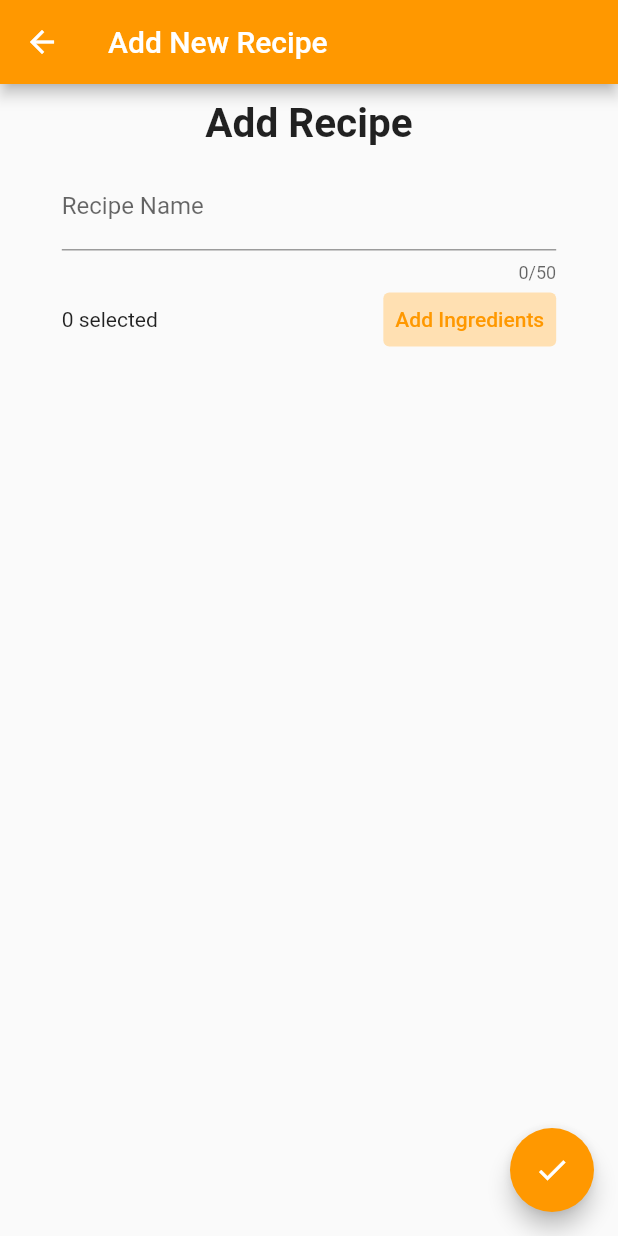
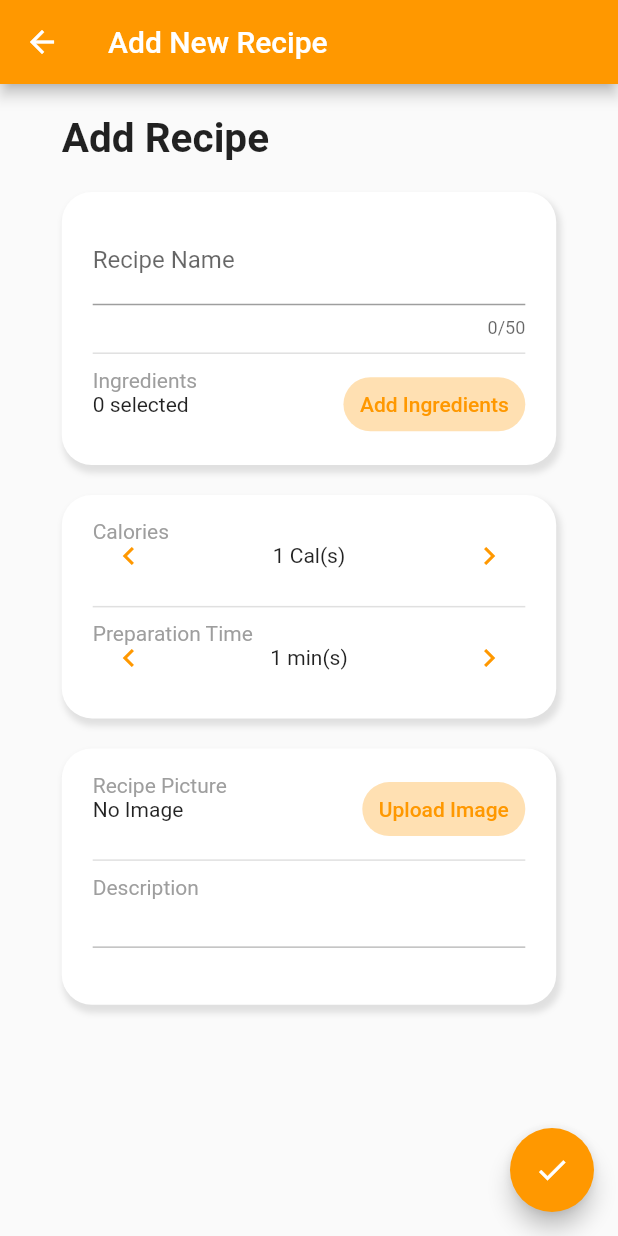
Before and after one commit to omareldamiry/QuickCook, a Flutter app: the AddRecipePage screen opened directly, on a phone screen of 412 x 824 dp. Run offline on Flutter 3.47's test engine with Material 2 defaults, Android fonts, the phone set to English and light mode, and no system bars; our stand-ins replace cloud_firestore, firebase_auth, firebase_core, flutter_rating_bar, flutter_svg, image_picker; accounts and stored records are empty.

Commit message:
add ingredients and add recipe page design revamp

```diff
--- a/quickcook/lib/screens/AddRecipeForm.dart
+++ b/quickcook/lib/screens/AddRecipeForm.dart
@@ -5,9 +5,16 @@ import 'package:quickcook/models/Recipe.dart';
 import 'package:provider/provider.dart';
 import 'package:quickcook/services/RecipeDA.dart';
 import 'package:quickcook/widgets/appbar.dart';
+import 'package:quickcook/widgets/double-widget-container.dart';
+import 'package:quickcook/widgets/image-upload-widget.dart';
 
 class AddRecipePage extends StatelessWidget {
   final TextEditingController recipeName = TextEditingController();
+  final TextEditingController recipeDesc = TextEditingController();
+  late final int calCount;
+  late final int prepTime;
+  final NumericValueInput calWidget = NumericValueInput(unit: "Cal(s)");
+  final NumericValueInput timeWidget = NumericValueInput(unit: "min(s)");
   final List<Ingredient> ingredientsList = [];
   final IngredientInput ingredientInput = IngredientInput(
     ingredients: [],
@@ -17,11 +24,16 @@ class AddRecipePage extends StatelessWidget {
   Widget build(BuildContext context) {
     return Scaffold(
       appBar: myAppBar(title: "Add New Recipe"),
-      body: Container(
-        margin: EdgeInsets.only(top: 10),
+      body: Form(
+        child: SingleChildScrollView(
+          physics: BouncingScrollPhysics(),
+          child: Container(
+            padding: EdgeInsets.symmetric(
+                vertical: 20,
+                horizontal: MediaQuery.of(context).size.width * 0.1),
             alignment: Alignment.center,
-        child: Form(
             child: Column(
+              crossAxisAlignment: CrossAxisAlignment.stretch,
               children: [
                 Text(
                   "Add Recipe",
@@ -29,27 +41,54 @@ class AddRecipePage extends StatelessWidget {
                     fontSize: 27,
                     fontWeight: FontWeight.bold,
                   ),
+                  textAlign: TextAlign.left,
                 ),
                 // Form items go here
                 //
+                SizedBox(
+                  height: 10,
+                ),
                 Container(
-                margin: EdgeInsets.only(top: 10, bottom: 20),
+                  margin: EdgeInsets.only(top: 10, bottom: 0),
                   width: MediaQuery.of(context).size.width * 0.8,
                   alignment: Alignment.center,
                   child: Column(
                     children: [
-                    TextFormField(
+                      DoubleWidgetContainer(
+                        widget1: TextFormField(
                           controller: recipeName,
                           maxLength: 50,
                           decoration: InputDecoration(
                             labelText: "Recipe Name",
                           ),
                         ),
-                    ingredientInput,
+                        widget2: ingredientInput,
+                        labels: ["", "Ingredients"],
+                      ),
+                      SizedBox(
+                        height: 20,
+                      ),
+                      DoubleWidgetContainer(
+                        widget1: calWidget,
+                        widget2: timeWidget,
+                        labels: ["Calories", "Preparation Time"],
+                      ),
+                      SizedBox(
+                        height: 20,
+                      ),
+                      DoubleWidgetContainer(
+                        widget1: ImageUploadWidget(),
+                        widget2: TextFormField(
+                          enabled: false,
+                          maxLength: 50,
+                        ),
+                        labels: ["Recipe Picture", "Description"],
+                      ),
                     ],
                   ),
                 ),
               ],
+            ),
           ),
         ),
       ),
@@ -62,8 +101,11 @@ class AddRecipePage extends StatelessWidget {
           Recipe newRecipe = Recipe(
             recipeName: recipeName.value.text,
             recipeIngredients: ingredientInput.ingredients,
+            recipeCal: calWidget.count,
+            recipePrepTime: timeWidget.count,
             recipeOwner: FirebaseAuth.instance.currentUser!.email!,
           );
+
           context.read<RecipeDA>().addRecipe(newRecipe);
           Navigator.pushReplacementNamed(context, '/myrecipes');
         },
@@ -100,16 +142,16 @@ class _IngredientInputState extends State<IngredientInput> {
       children: [
         Text("$ingredientCount selected"),
         TextButton(
-          style: ButtonStyle(
-            backgroundColor: MaterialStateProperty.all(Colors.orange[100]),
+          style: TextButton.styleFrom(
+            padding: EdgeInsets.symmetric(horizontal: 11),
+            backgroundColor: Colors.orange[100],
+            shape: const RoundedRectangleBorder(
+              borderRadius: BorderRadius.all(
+                Radius.circular(50),
+              ),
+            ),
           ),
           onPressed: () {
-            // Navigator.push(
-            //     context,
-            //     MaterialPageRoute(
-            //         builder: (context) =>
-            //             AddIngredientsPage(parentRefresh: refresh)));
-
             Navigator.pushNamed(context, '/addingredients', arguments: refresh);
           },
           child: Text("Add Ingredients"),
@@ -129,15 +171,17 @@ class _IngredientInputState extends State<IngredientInput> {
 
 class NumericValueInput extends StatefulWidget {
   final String unit;
+  final Key key = new UniqueKey();
+  int count = 1;
 
-  const NumericValueInput({this.unit = ""});
+  NumericValueInput({this.unit = ""});
 
   @override
   _NumericValueInputState createState() => _NumericValueInputState(unit);
 }
 
 class _NumericValueInputState extends State<NumericValueInput> {
-  int count = 0;
+  int count = 1;
   String unit = "";
 
   _NumericValueInputState(this.unit);
@@ -153,10 +197,13 @@ class _NumericValueInputState extends State<NumericValueInput> {
               Icons.chevron_left,
               color: Colors.orange,
             ),
+            color: Colors.red,
+            splashColor: Colors.orange,
             onPressed: () {
-              if (count > 0)
+              if (count > 1)
                 setState(() {
                   count--;
+                  widget.count = count;
                 });
             },
           ),
@@ -169,6 +216,7 @@ class _NumericValueInputState extends State<NumericValueInput> {
               onPressed: () {
                 setState(() {
                   count++;
+                  widget.count = count;
                 });
               }),
         ],
--- a/quickcook/lib/screens/ProfilePage.dart
+++ b/quickcook/lib/screens/ProfilePage.dart
@@ -89,7 +89,9 @@ class ProfilePage extends StatelessWidget {
                       "Change Password",
                       style: TextStyle(
                           color: Colors.black, fontWeight: FontWeight.w400),
-                      )),
+                    ),
+                  ),
+                  labels: ["Email", ""],
                 ),
                 Divider(
                   thickness: 1,
--- a/quickcook/lib/screens/SignupPage.dart
+++ b/quickcook/lib/screens/SignupPage.dart
@@ -31,7 +31,7 @@ class _SignupFormState extends State<SignupForm> {
   final TextEditingController lNameController = TextEditingController();
   final TextEditingController emailController = TextEditingController();
   final TextEditingController passwordController = TextEditingController();
-  static GlobalKey<FormState> formKey = new GlobalKey<FormState>();
+  static Key formKey = new UniqueKey();
 
   void initializeFlutterFire() async {
     try {
--- a/quickcook/lib/widgets/double-widget-container.dart
+++ b/quickcook/lib/widgets/double-widget-container.dart
@@ -3,7 +3,9 @@ import 'package:flutter/material.dart';
 class DoubleWidgetContainer extends StatelessWidget {
   final Widget? widget1;
   final Widget? widget2;
-  const DoubleWidgetContainer({Key? key, this.widget1, this.widget2})
+  final List<String?>? labels;
+  const DoubleWidgetContainer(
+      {Key? key, this.widget1, this.widget2, this.labels})
       : super(key: key);
 
   @override
@@ -14,7 +16,7 @@ class DoubleWidgetContainer extends StatelessWidget {
       padding: EdgeInsets.symmetric(
           horizontal: screenSize.width * 0.05,
           vertical: screenSize.width * 0.04),
-      height: screenSize.height * 0.18,
+      // height: screenSize.height * 0.18,
       decoration: BoxDecoration(
           color: Colors.white,
           borderRadius: BorderRadius.circular(20),
@@ -31,12 +33,13 @@ class DoubleWidgetContainer extends StatelessWidget {
         crossAxisAlignment: CrossAxisAlignment.start,
         children: [
           Stack(
+            clipBehavior: Clip.none,
             alignment: Alignment.centerLeft,
             children: [
               Positioned(
                 top: 0,
                 child: Text(
-                  "Email",
+                  labels!.isNotEmpty ? labels![0]! : "",
                   style: TextStyle(
                     color: Colors.grey,
                   ),
@@ -47,9 +50,24 @@ class DoubleWidgetContainer extends StatelessWidget {
           ),
           Divider(
             thickness: 1,
-            height: 0,
+            height: 20,
           ),
-          widget2!,
+          Stack(
+            clipBehavior: Clip.none,
+            alignment: Alignment.centerLeft,
+            children: [
+              Positioned(
+                top: 0,
+                child: Text(
+                  labels!.isNotEmpty ? labels![1]! : "",
+                  style: TextStyle(
+                    color: Colors.grey,
+                  ),
+                ),
+              ),
+              widget2!,
+            ],
+          ),
         ],
       ),
     );
--- /dev/null
+++ b/quickcook/lib/widgets/image-upload-widget.dart
@@ -0,0 +1,148 @@
+import 'dart:io';
+
+import 'package:flutter/material.dart';
+import 'package:image_picker/image_picker.dart';
+
+class ImageUploadWidget extends StatefulWidget {
+  ImageUploadWidget({
+    Key? key,
+  }) : super(key: key);
+
+  @override
+  _ImageUploadWidgetState createState() => _ImageUploadWidgetState();
+}
+
+class _ImageUploadWidgetState extends State<ImageUploadWidget> {
+  XFile? img;
+  final ImagePicker _picker = new ImagePicker();
+
+  _ImageUploadWidgetState();
+
+  @override
+  Widget build(BuildContext context) {
+    return Row(
+      mainAxisAlignment: MainAxisAlignment.spaceBetween,
+      children: [
+        img == null
+            ? Text("No Image")
+            : Text(
+                "Image Uploaded",
+                style: TextStyle(color: Colors.green[400]),
+              ),
+        img == null
+            ? TextButton(
+                style: TextButton.styleFrom(
+                  padding: EdgeInsets.symmetric(horizontal: 11),
+                  backgroundColor: Colors.orange[100],
+                  shape: const RoundedRectangleBorder(
+                    borderRadius: BorderRadius.all(
+                      Radius.circular(50),
+                    ),
+                  ),
+                ),
+                onPressed: _chooseImgSource,
+                child: Text("Upload Image"),
+              )
+            : ButtonBar(
+                buttonPadding: EdgeInsets.all(3),
+                children: [
+                  IconButton(
+                    padding: EdgeInsets.zero,
+                    onPressed: _chooseImgSource,
+                    icon: Icon(Icons.edit, color: Colors.grey),
+                  ),
+                  IconButton(
+                    padding: EdgeInsets.zero,
+                    onPressed: () {
+                      img = null;
+                      refresh();
+                    },
+                    icon: Icon(
+                      Icons.delete,
+                      color: Colors.red,
+                    ),
+                  ),
+                ],
+              ),
+      ],
+    );
+  }
+
+  void refresh() {
+    setState(() {});
+  }
+
+  Future<void> _chooseImgSource() async {
+    Scaffold.of(context).showBottomSheet(
+      (BuildContext context) => Container(
+        height: 110,
+        decoration: BoxDecoration(
+          color: Colors.white,
+          boxShadow: [
+            BoxShadow(
+              color: Color(Colors.grey[200]!.value),
+              offset: Offset(0, -2),
+              spreadRadius: 3,
+              blurRadius: 3,
+            )
+          ],
+        ),
+        child: ButtonBar(
+          alignment: MainAxisAlignment.spaceEvenly,
+          children: [
+            Container(
+              height: double.maxFinite,
+              width: MediaQuery.of(context).size.width * 0.4,
+              child: IconButton(
+                icon: Flex(
+                  direction: Axis.vertical,
+                  children: [
+                    Expanded(child: Icon(Icons.camera)),
+                    SizedBox(height: 5),
+                    Expanded(
+                      child: Text(
+                        'Camera',
+                        style: TextStyle(fontSize: 15),
+                      ),
+                    )
+                  ],
+                ),
+                onPressed: () async {
+                  img = await _picker.pickImage(
+                    source: ImageSource.camera,
+                  );
+
+                  Navigator.of(context).pop();
+
+                  refresh();
+                },
+              ),
+            ),
+            Container(
+              height: double.maxFinite,
+              width: MediaQuery.of(context).size.width * 0.4,
+              child: IconButton(
+                icon: Flex(
+                  direction: Axis.vertical,
+                  children: [
+                    Expanded(child: Icon(Icons.image)),
+                    SizedBox(height: 5),
+                    Expanded(
+                      child: Text(
+                        'Gallery',
+                        style: TextStyle(fontSize: 15),
+                      ),
+                    )
+                  ],
+                ),
+                onPressed: () {},
+              ),
+            ),
+          ],
+        ),
+      ),
+    );
+    // print(widget.foreignContext.widget);
+    // _picker.pickImage(source: ImageSource.gallery);
+  }
+}
--- a/quickcook/pubspec.yaml
+++ b/quickcook/pubspec.yaml
@@ -35,6 +35,7 @@ dependencies:
   cupertino_icons: ^1.0.2
   flutter_rating_bar: ^4.0.0
   flutter_svg: ^0.22.0
+  image_picker: ^0.8.3+2
 
 dev_dependencies:
   flutter_test:
```
Also changed, not shown: quickcook/lib/screens/AddIngredients.dart (+74 -9 lines), quickcook/lib/screens/MyRecipesPage.dart (+4 -4 lines), quickcook/pubspec.lock. Lines whose indentation alone changed are shown as unchanged.
